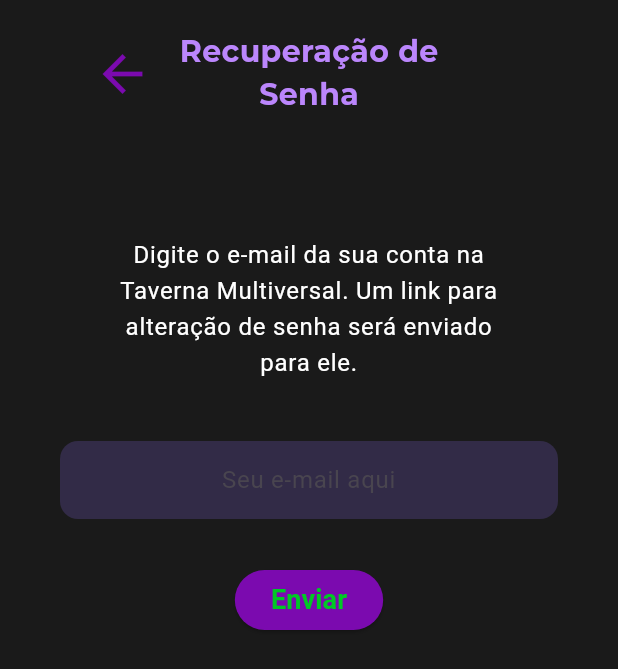
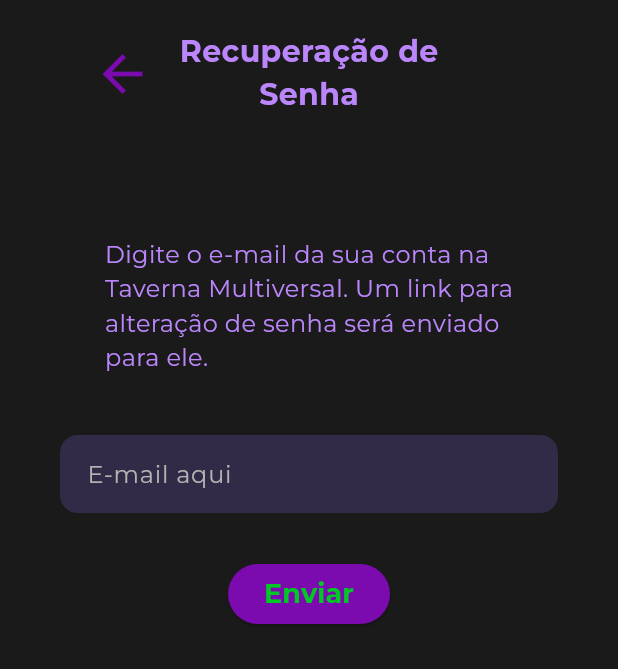
Before and after one commit to Enock21/tm, a Flutter app: the screen it shows after launch, on a phone screen of 412 x 824 dp. Shown: the top 669 px of the screen. Run offline on Flutter 3.47's test engine with Material 3 defaults, Android fonts, the phone set to English and light mode, and no system bars; our stand-ins replace google_fonts; project files that could hold a hidden picture were left out.

Commit message:
Refactor: adding global properties for TMButton

```diff
--- a/tm_front/lib/screens/login_screen.dart
+++ b/tm_front/lib/screens/login_screen.dart
@@ -77,10 +77,6 @@ class LoginScreenState extends State<LoginScreen> {
                           height: 50,
                           child: TMButton.positive(
                             text: 'Entrar',
-                            textStyle: GoogleFonts.montserrat(
-                              fontSize: 18,
-                              fontWeight: FontWeight.bold,
-                            ),
                             onPressed: () {
                               if (formKey.currentState!.validate()) {
                                 // TODO: Implementar ação de login
@@ -105,13 +101,9 @@ class LoginScreenState extends State<LoginScreen> {
                           height: 50,
                           child: TMButton.positive(
                             text: 'Criar conta',
-                            textStyle: GoogleFonts.montserrat(
-                              fontSize: 18,
-                              fontWeight: FontWeight.bold,
-                            ),
                             onPressed: () {
-                              // TODO: Navegar para tela de cadastro
-                              print('Criar conta');
+                                // TODO: Navegar para tela de cadastro
+                                print('Criar conta');
                             },
                           ),
                         ),
--- a/tm_front/lib/screens/password_recovery_screen.dart
+++ b/tm_front/lib/screens/password_recovery_screen.dart
@@ -1,6 +1,7 @@
 import 'package:flutter/material.dart';
 import 'package:tm_front/widgets/tm_buttons.dart';
 import 'package:tm_front/widgets/theme.dart';
+import 'package:tm_front/widgets/text_input_email.dart';
 
 class PasswordRecoveryScreen extends StatelessWidget {
   const PasswordRecoveryScreen({super.key});
@@ -38,14 +39,10 @@ class PasswordRecoveryScreen extends StatelessWidget {
                       ],
                     ),
                     const SizedBox(width: 10),
-                    //The following Opacity widget is used to keep the above title centralized. The icon won't appear, but its space will remain.
+                    //The following Opacity widget is used to keep the above title centralized. The icon inside it won't appear, but its space will remain.
                     Opacity(
                       opacity: 0.0,
-                      child: TMBackButton(
-                        onPressed: () {
-                          print('Voltar'); //TODO: delete this line
-                        },
-                      )
+                      child: TMBackButton(onPressed: () {})
                     ),
                   ],
                 ),
@@ -55,57 +52,22 @@ class PasswordRecoveryScreen extends StatelessWidget {
                 padding: const EdgeInsets.symmetric(horizontal: 20),
                 child: Column(
                   children: [
-                    Text(
-                      'Digite o e-mail da sua conta na\nTaverna Multiversal. Um link para\nalteração de senha será enviado\npara ele.',
-                      textAlign: TextAlign.center,
-                      style: Theme.of(context).textTheme.bodyLarge?.copyWith(
-                            color: Colors.white,
-                            height: 1.5,
-                          ),
+                    Align(
+                      alignment: Alignment.center,
+                      child: Text(
+                        'Digite o e-mail da sua conta na\nTaverna Multiversal. Um link para\nalteração de senha será enviado\npara ele.',
+                        textAlign: TextAlign.left,
+                        style: AppTexts.bodyLarge,
+                      ),
                     ),
                     const SizedBox(height: 40),
                     Form(
                       child: Column(
                         children: [
-                          Semantics(
-                            label: 'Email input field',
-                            child: TextFormField(
-                              decoration: InputDecoration(
-                                hintText: 'Seu e-mail aqui',
-                                hintStyle: Theme.of(context)
-                                    .inputDecorationTheme
-                                    .hintStyle,
-                                filled: true,
-                                fillColor: const Color(0xFF322B47),
-                                border: OutlineInputBorder(
-                                  borderRadius: BorderRadius.circular(12),
-                                  borderSide: BorderSide.none,
-                                ),
-                                contentPadding: const EdgeInsets.symmetric(
-                                  vertical: 14,
-                                  horizontal: 14,
-                                ),
-                              ),
-                              textAlign: TextAlign.center,
-                              style: Theme.of(context)
-                                  .textTheme
-                                  .bodyLarge
-                                  ?.copyWith(
-                                    color: Colors.white,
-                                  ),
-                              keyboardType: TextInputType.emailAddress,
-                            ),
-                          ),
+                          TextInputEmail(),
                           const SizedBox(height: 30),
                           TMButton.positive(
                             text: 'Enviar',
-                            textStyle: Theme.of(context)
-                                .textTheme
-                                .labelLarge
-                                ?.copyWith(
-                                  fontSize: 18,
-                                  fontWeight: FontWeight.bold,
-                                ),
                             onPressed: () {
                               // TODO: Implement logic
                               print('ENVIADO!');
--- a/tm_front/lib/widgets/text_input_email.dart
+++ b/tm_front/lib/widgets/text_input_email.dart
@@ -10,7 +10,7 @@ class TextInputEmail extends StatelessWidget {
   @override
   Widget build(BuildContext context) {
     return TextInputGeneric(
-      hintText: 'Digite o e-mail',
+      hintText: 'E-mail aqui',
       controller: controller,
       prefixIcon: prefixIcon,
       validator: (value) {
--- a/tm_front/lib/widgets/text_input_password.dart
+++ b/tm_front/lib/widgets/text_input_password.dart
@@ -24,7 +24,7 @@ class _TextInputPasswordState extends State<TextInputPassword> {
   @override
   Widget build(BuildContext context) {
     return TextInputGeneric(
-      hintText: 'Digite a senha',
+      hintText: 'Senha aqui',
       controller: widget.controller,
       prefixIcon: widget.prefixIcon,
       obscureText: _obscureText,
--- a/tm_front/lib/widgets/theme.dart
+++ b/tm_front/lib/widgets/theme.dart
@@ -29,13 +29,13 @@ class AppTexts {
   );
 
   static final TextStyle bodyLarge = GoogleFonts.montserrat(
-    color: AppColors.neutralColor,
+    color: AppColors.nonInteractiveMainColor,
     fontSize: 16,
     fontWeight: FontWeight.w400,
   );
 
   static final TextStyle bodyMedium = GoogleFonts.montserrat(
-    color: AppColors.nonInteractiveSecondColor,
+    color: AppColors.nonInteractiveMainColor,
     fontSize: 14,
     fontWeight: FontWeight.w400,
   );
--- a/tm_front/lib/widgets/tm_buttons.dart
+++ b/tm_front/lib/widgets/tm_buttons.dart
@@ -35,7 +35,16 @@ class TMButton extends StatelessWidget {
       onPressed: onPressed,
       child: Text(
         text,
-        style: textStyle?.copyWith(color: textColor) ?? TextStyle(color: textColor),
+        style: textStyle?.copyWith(
+        color: textColor,
+        fontWeight: FontWeight.bold,
+        fontSize: 18,
+        fontFamily: GoogleFonts.montserrat().fontFamily,
+        ) ?? GoogleFonts.montserrat(
+        color: textColor,
+        fontWeight: FontWeight.bold,
+        fontSize: 18,
+        ),
       ),
     );
   }
```
